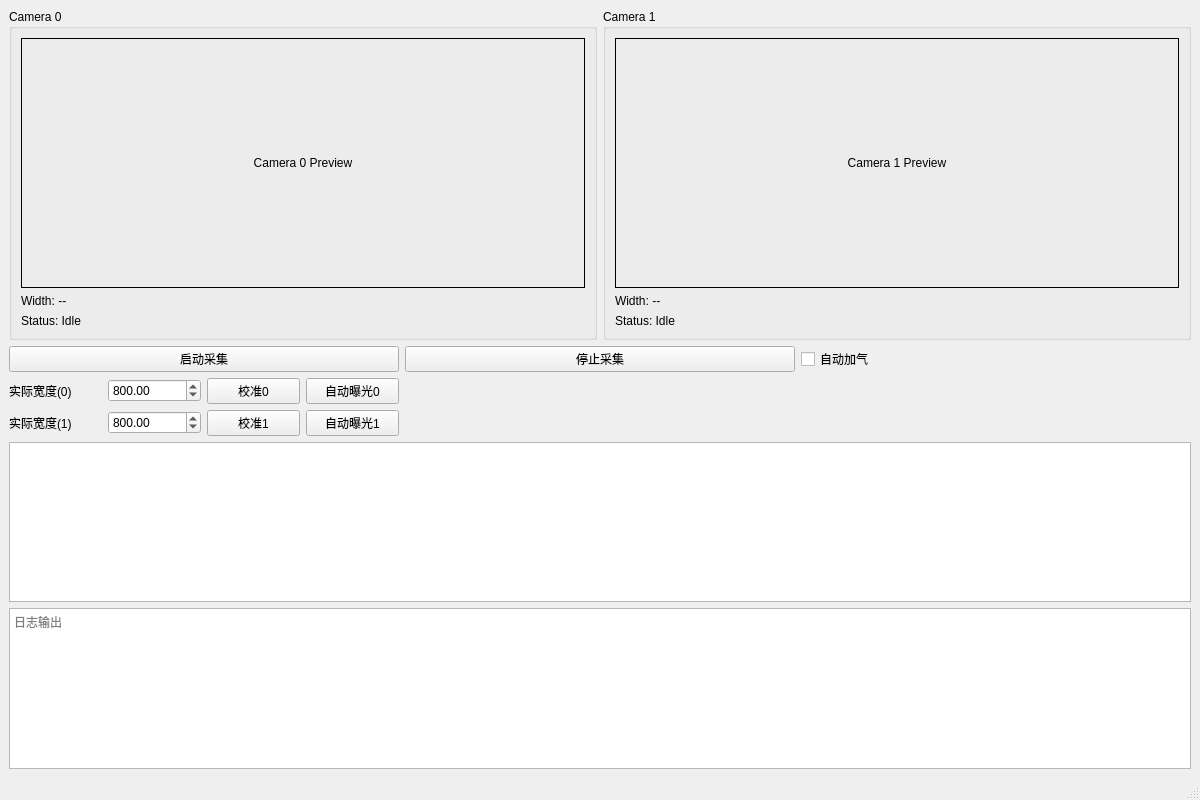
Above: xingaodaapp.ui from ba7lgj-dev/MyOpenCV before the change. Below: the same form after it.
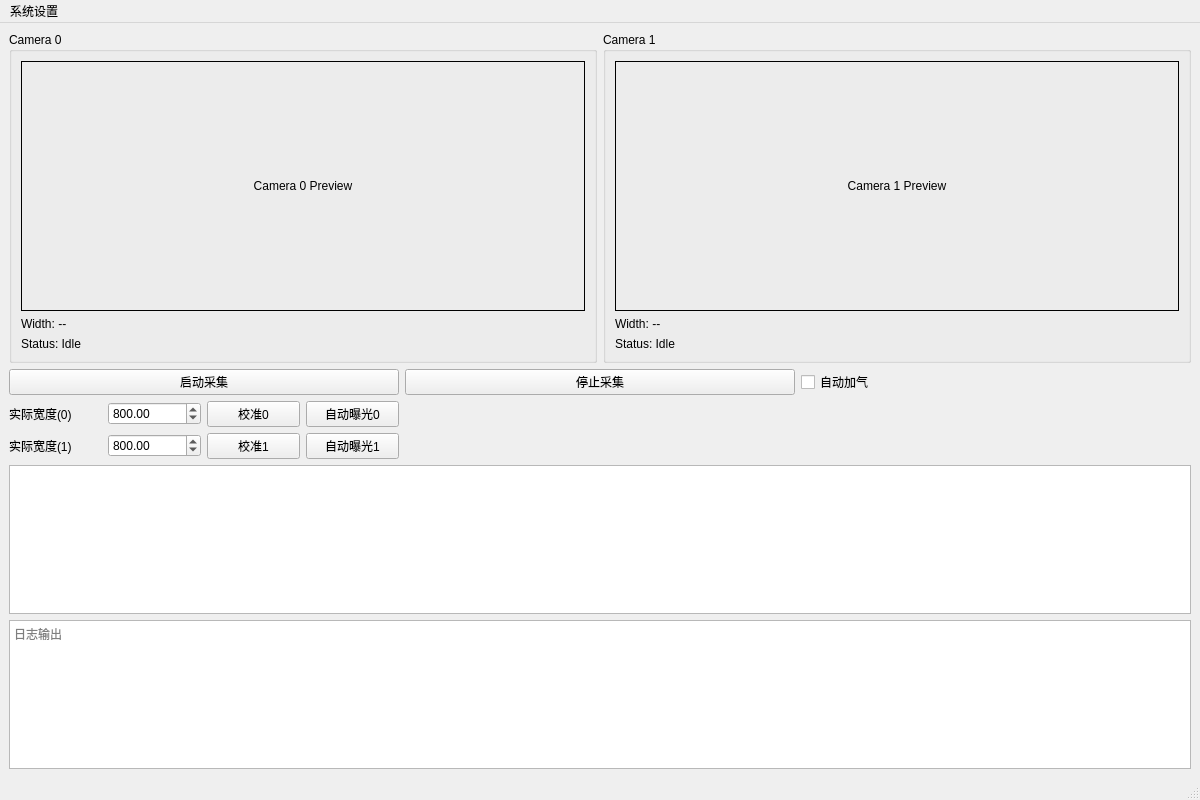
That is the form after the change. Custom widgets are drawn as their Qt base class.

What changed in the file:
```diff
--- a/xingaodaapp.ui
+++ b/xingaodaapp.ui
@@ -210,7 +210,28 @@
     </item>
    </layout>
   </widget>
-  <widget class="QMenuBar" name="menubar"/>
+  <widget class="QMenuBar" name="menubar">
+   <property name="geometry">
+    <rect>
+     <x>0</x>
+     <y>0</y>
+     <width>1200</width>
+     <height>26</height>
+    </rect>
+   </property>
+   <widget class="QMenu" name="menuSystem">
+    <property name="title">
+     <string>系统设置</string>
+    </property>
+    <addaction name="actionCameraManager"/>
+   </widget>
+   <addaction name="menuSystem"/>
+  </widget>
+  <action name="actionCameraManager">
+   <property name="text">
+    <string>摄像头管理</string>
+   </property>
+  </action>
   <widget class="QStatusBar" name="statusbar"/>
  </widget>
  <customwidgets>
```
